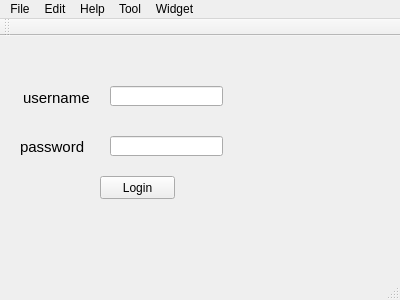
LGDproject/Sample, file mainwindow.ui: the form before one commit.
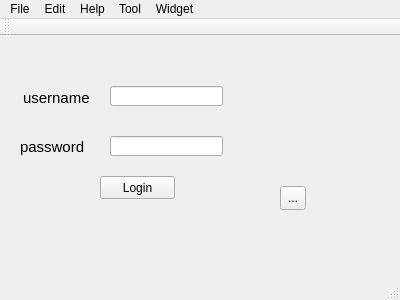
The form after the commit.

Diff of the .ui file:
```diff
--- a/mainwindow.ui
+++ b/mainwindow.ui
@@ -87,6 +87,19 @@
      <string>Login</string>
     </property>
    </widget>
+   <widget class="QToolButton" name="toolButton">
+    <property name="geometry">
+     <rect>
+      <x>280</x>
+      <y>150</y>
+      <width>26</width>
+      <height>24</height>
+     </rect>
+    </property>
+    <property name="text">
+     <string>...</string>
+    </property>
+   </widget>
   </widget>
   <widget class="QMenuBar" name="menuBar">
    <property name="geometry">
```
Left out of the diff: 2 changed lines with no effect on the pictures.
